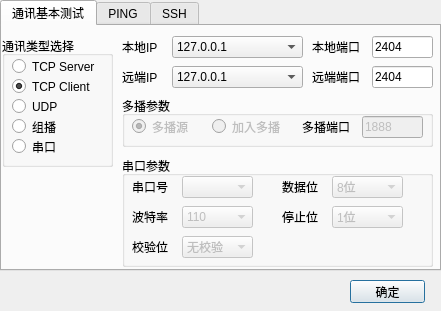
Qt form Comm/newdialog.ui (app104/Stuff) before a commit.
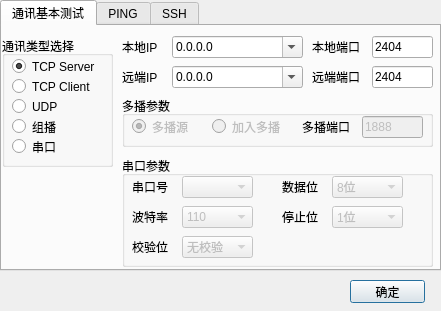
The same form after that commit. Icons and pictures are not drawn.

What changed in the file:
```diff
--- a/Comm/newdialog.ui
+++ b/Comm/newdialog.ui
@@ -64,7 +64,7 @@
        <string>TCP Server</string>
       </property>
       <property name="checked">
-       <bool>false</bool>
+       <bool>true</bool>
       </property>
      </widget>
      <widget class="QRadioButton" name="radioButtonTCPC">
@@ -80,7 +80,7 @@
        <string>TCP Client</string>
       </property>
       <property name="checked">
-       <bool>true</bool>
+       <bool>false</bool>
       </property>
      </widget>
      <widget class="QRadioButton" name="radioButtonUDP">
@@ -145,9 +145,12 @@
        <height>22</height>
       </rect>
      </property>
+     <property name="editable">
+      <bool>true</bool>
+     </property>
      <item>
       <property name="text">
-       <string>127.0.0.1</string>
+       <string>0.0.0.0</string>
       </property>
      </item>
     </widget>
@@ -199,6 +202,14 @@
        <height>22</height>
       </rect>
      </property>
+     <property name="editable">
+      <bool>true</bool>
+     </property>
+     <item>
+      <property name="text">
+       <string>0.0.0.0</string>
+      </property>
+     </item>
      <item>
       <property name="text">
        <string>127.0.0.1</string>
```
Left out of the diff: 11 changed lines with no effect on the pictures.
